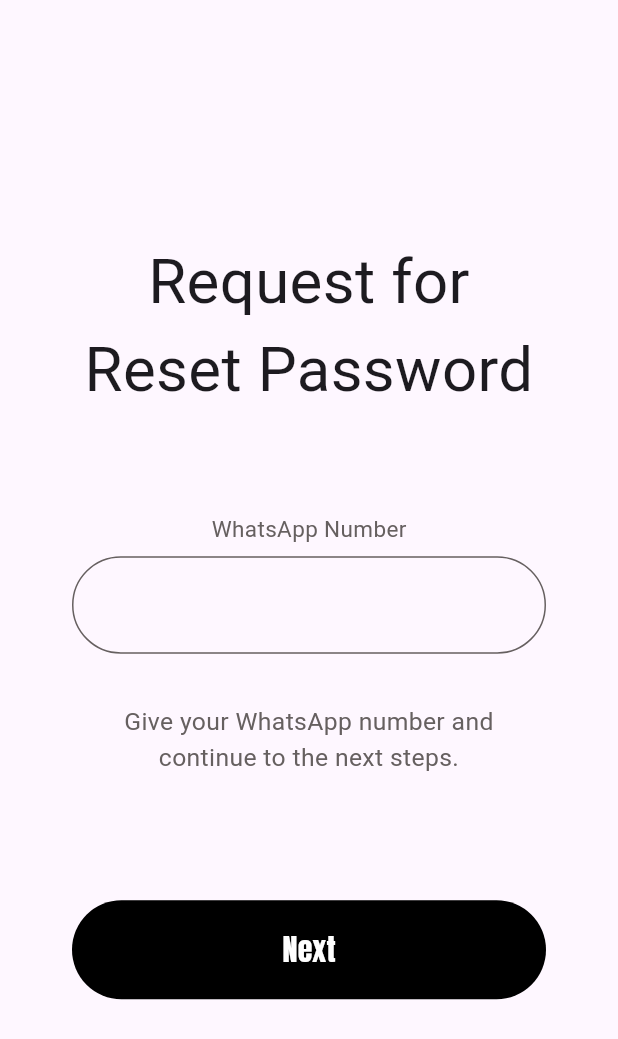
After one commit to PraveenAththanayake/Aristo, a Flutter app: the PasswordRequestScreen screen opened directly, on a phone screen of 412 x 824 dp. The commit adds this screen. Shown: the top 1039 px of the screen. Run offline on Flutter 3.47's test engine with Material 3 defaults, Android fonts, the phone set to English and light mode, and no system bars; our stand-ins replace google_fonts.

Commit message:
feat: Created Password Reqest Screen

```diff
--- a/lib/common/widgets/ScreenHeaderText.dart
+++ b/lib/common/widgets/ScreenHeaderText.dart
@@ -10,6 +10,7 @@
   Widget build(BuildContext context) {
     return Text(
       text,
+      textAlign: TextAlign.center,
       style: GoogleFonts.anticDidone(
         fontSize: MediaQuery.of(context).size.width * 0.1,
         fontWeight: FontWeight.normal,
--- /dev/null
+++ b/lib/screens/Forgot_Password/RequestScreen.dart
@@ -0,0 +1,58 @@
+import 'package:aristo/common/widgets/CustomButton.dart';
+import 'package:aristo/common/widgets/CustomInputField.dart';
+import 'package:aristo/common/widgets/ScreenHeaderText.dart';
+import 'package:aristo/common/widgets/TextFieldLabel.dart';
+import 'package:aristo/theme/app_colors.dart';
+import 'package:flutter/material.dart';
+import 'package:google_fonts/google_fonts.dart';
+
+class PasswordRequestScreen extends StatelessWidget {
+  const PasswordRequestScreen({super.key});
+
+  @override
+  Widget build(BuildContext context) {
+    final mediaQuery = MediaQuery.of(context);
+    final screenHeight = mediaQuery.size.height;
+    final screenWidth = mediaQuery.size.width;
+    final padding = screenWidth * 0.05;
+
+    return Scaffold(
+      body: Center(
+        child: SingleChildScrollView(
+          child: Padding(
+            padding: EdgeInsets.all(padding),
+            child: Column(
+              mainAxisAlignment: MainAxisAlignment.center,
+              children: [
+                if (MediaQuery.of(context).viewInsets.bottom > 0)
+                  const SizedBox(height: 20),
+                const ScreenHeaderText('Request for\nReset Password'),
+                SizedBox(height: screenHeight * 0.08),
+                const Form(
+                  child: Column(
+                    children: [
+                      TextFieldLabel('WhatsApp Number'),
+                      SizedBox(height: 8),
+                      CustomInputField(keyboardType: TextInputType.phone),
+                    ],
+                  ),
+                ),
+                SizedBox(height: screenHeight * 0.04),
+                Text(
+                  'Give your WhatsApp number and\ncontinue to the next steps.',
+                  textAlign: TextAlign.center,
+                  style: GoogleFonts.anticDidone(
+                    fontSize: screenWidth * 0.04,
+                    color: AppColors.secondaryColor,
+                  ),
+                ),
+                SizedBox(height: screenHeight * 0.1),
+                const CustomButton('Next'),
+              ],
+            ),
+          ),
+        ),
+      ),
+    );
+  }
+}
```
